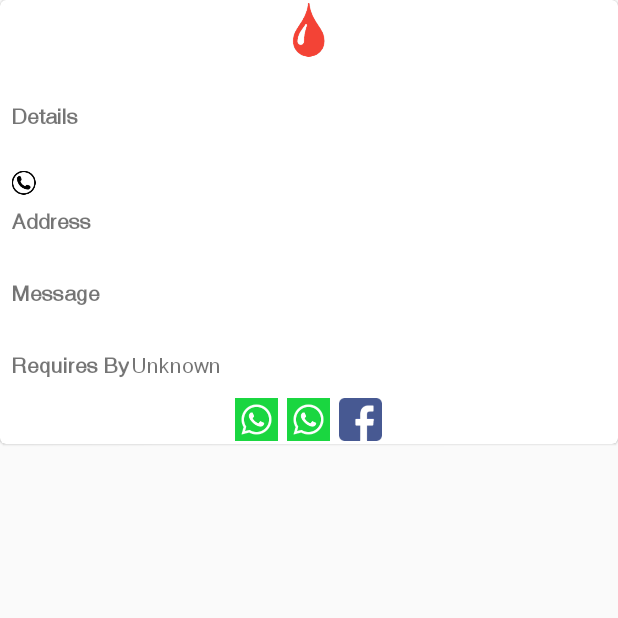
After one commit to appitiza/BloodBank, an Android app: the MessageDetailsActivity screen opened directly, with no data from a screen before it, on a phone screen of 412 x 824 dp, the top half of it. The commit adds this screen. Run offline under Robolectric (Android 15) with nearby library versions, the phone set to English and light mode, and no system bars; network calls fail.

Commit message:
all changes

```diff
--- a/app/src/main/java/net/appitiza/android/lifedrop/constants/Constants.java
+++ b/app/src/main/java/net/appitiza/android/lifedrop/constants/Constants.java
@@ -18,5 +18,6 @@ public class Constants {
     public static final int REGISTERATION_NUMBER_FAILED_DIALOG_ID = 2;
     public static final int CONTINUE_REGISTRATION_DIALOG_ID = 3;
     public static final int NOT_MANDATORY = 2;//PERMISSION_REQUEST_CODE_INDICATION = 2;
+    public static final String MESSAGE_DETAILS = "messgae_details";//PERMISSION_REQUEST_CODE_INDICATION = 2;
 
 }
--- a/app/src/main/java/net/appitiza/android/lifedrop/services/MyFirebaseMessagingService.java
+++ b/app/src/main/java/net/appitiza/android/lifedrop/services/MyFirebaseMessagingService.java
@@ -24,7 +24,7 @@ public class MyFirebaseMessagingService extends FirebaseMessagingService {
     @Override
     public void onMessageReceived(RemoteMessage remoteMessage) {
 
-        // @string/app_name(developer): Handle FCM messages here.
+        // (developer): Handle FCM messages here.
         if (remoteMessage.getData().size() > 0) {
             System.out.println("data: " + remoteMessage.getData());
             Map<String, String> data = remoteMessage.getData();
--- a/app/src/main/java/net/appitiza/android/lifedrop/ui/activities/MessageActivity.java
+++ b/app/src/main/java/net/appitiza/android/lifedrop/ui/activities/MessageActivity.java
@@ -41,7 +41,7 @@ public class MessageActivity extends AppCompatActivity {
 
         if (getIntent() != null) {
             if (getIntent().getStringExtra("first_name") != null && getIntent().getStringExtra("last_name") != null) {
-                mTvName.setText(getIntent().getStringExtra("first_name") + " " + getIntent().getStringExtra("last_name"));
+                mTvName.setText(getIntent().getStringExtra("first_name"));
             }
             if (getIntent().getStringExtra("email_id") != null) {
                 mTvEmail.setText(getIntent().getStringExtra("email_id"));
--- /dev/null
+++ b/app/src/main/java/net/appitiza/android/lifedrop/ui/activities/MessageDetailsActivity.java
@@ -0,0 +1,176 @@
+package net.appitiza.android.lifedrop.ui.activities;
+
+import android.content.ActivityNotFoundException;
+import android.content.Intent;
+import android.net.Uri;
+import android.support.v7.app.AppCompatActivity;
+import android.os.Bundle;
+import android.view.View;
+import android.widget.ImageView;
+
+import net.appitiza.android.lifedrop.R;
+import net.appitiza.android.lifedrop.Views.CustomTextview;
+import net.appitiza.android.lifedrop.utils.DateTimeUtils;
+
+public class MessageDetailsActivity extends AppCompatActivity {
+
+    ImageView mIvProfile;
+    CustomTextview mTvName;
+    CustomTextview mTvEmail;
+    CustomTextview mTvNumber;
+    CustomTextview mTvBlood;
+    CustomTextview mTvAddress;
+    CustomTextview mTvMessage;
+    CustomTextview mTvdate;
+    ImageView mIvShare;
+    ImageView mIvWhatsapp;
+    ImageView mIvFb;
+    @Override
+    protected void onCreate(Bundle savedInstanceState) {
+        super.onCreate(savedInstanceState);
+        setContentView(R.layout.activity_message_details);
+        initialize();
+    }
+
+    private void initialize() {
+        mIvProfile = findViewById(R.id.mIvProfile);
+        mTvName = findViewById(R.id.tv_name);
+        mTvEmail = findViewById(R.id.tv_email);
+        mTvNumber = findViewById(R.id.tv_number);
+        mTvBlood = findViewById(R.id.tv_blood);
+        mTvAddress = findViewById(R.id.tv_address);
+        mTvMessage = findViewById(R.id.tv_message);
+        mTvdate = findViewById(R.id.tv_date);
+        mIvShare = findViewById(R.id.iv_share);
+        mIvWhatsapp = findViewById(R.id.iv_whatsapp);
+        mIvFb = findViewById(R.id.iv_fb);
+
+        if (getIntent() != null) {
+            if (getIntent().getStringExtra("first_name") != null) {
+                mTvName.setText(getIntent().getStringExtra("first_name"));
+            }
+            if (getIntent().getStringExtra("email_id") != null) {
+                mTvEmail.setText(getIntent().getStringExtra("email_id"));
+            }
+            if (getIntent().getStringExtra("number") != null) {
+                mTvNumber.setText(getIntent().getStringExtra("number"));
+            }
+            if (getIntent().getStringExtra("address") != null) {
+                mTvAddress.setText(getIntent().getStringExtra("address"));
+            }
+            if (getIntent().getStringExtra("message") != null) {
+                mTvMessage.setText(getIntent().getStringExtra("message"));
+            }
+
+            if (getIntent().getStringExtra("title") != null) {
+                mTvBlood.setText(getIntent().getStringExtra("blood"));
+            }
+            if (getIntent().getStringExtra("required_date") != null && !getIntent().getStringExtra("required_date").equalsIgnoreCase("")) {
+                mTvdate.setText(DateTimeUtils.dateDifferenceCalculation(getIntent().getStringExtra("required_date"), MessageDetailsActivity.this) + "(" + DateTimeUtils.formatDate(getIntent().getStringExtra("required_date")) + ")");
+
+            } else {
+                mTvdate.setText("Unknown");
+            }
+        }
+        mTvNumber.setOnClickListener(new View.OnClickListener() {
+            @Override
+            public void onClick(View v) {
+                String phone = getIntent().getStringExtra("number");
+                Intent intent = new Intent(Intent.ACTION_DIAL, Uri.fromParts("tel", phone, null));
+                startActivity(intent);
+            }
+        });
+        mTvNumber.setOnClickListener(new View.OnClickListener() {
+            @Override
+            public void onClick(View v) {
+                share("Message From Blood", getIntent().getStringExtra("first_name") + " requires " + getIntent().getStringExtra("blood") + "  blood by " + DateTimeUtils.formatDate(getIntent().getStringExtra("required_date")));
+            }
+        });
+        mIvWhatsapp.setOnClickListener(new View.OnClickListener() {
+            @Override
+            public void onClick(View v) {
+                shareWhatsApp("Message From Blood", getIntent().getStringExtra("first_name")  + " requires " + getIntent().getStringExtra("blood") + "  blood by " + DateTimeUtils.formatDate(getIntent().getStringExtra("required_date")));
+
+            }
+        });
+        mIvFb.setOnClickListener(new View.OnClickListener() {
+            @Override
+            public void onClick(View v) {
+                shareFb("Message From Blood", getIntent().getStringExtra("first_name") + " requires " + getIntent().getStringExtra("blood") + "  blood by " + DateTimeUtils.formatDate(getIntent().getStringExtra("required_date")));
+
+            }
+        });
+    }
+    private void share(String title, String message) {
+
+        Intent share = new Intent(Intent.ACTION_SEND);
+        share.setType("text/plain");
+        share.putExtra(Intent.EXTRA_TEXT, message);
+        startActivity(Intent.createChooser(share, title));
+
+    }
+
+    private void shareWhatsApp(String title, String message) {
+
+        Intent intent = getPackageManager().getLaunchIntentForPackage("com.whatsapp");
+        if (intent != null) {
+            Intent shareIntent = new Intent();
+            shareIntent.setAction(Intent.ACTION_SEND);
+            shareIntent.setPackage("com.whatsapp");
+            shareIntent.putExtra(Intent.EXTRA_TEXT, message);
+            shareIntent.setType("text/plain");
+            startActivity(shareIntent);
+
+        } else {
+            try {
+                // bring user to the market to download the app.
+                // or let them choose an app?
+                intent = new Intent(Intent.ACTION_VIEW);
+                intent.addFlags(Intent.FLAG_ACTIVITY_NEW_TASK);
+                intent.setData(Uri.parse("market://details?id=" + "com.whatsapp"));
+               startActivity(intent);
+
+            } catch (ActivityNotFoundException e) {
+                intent = new Intent(Intent.ACTION_VIEW);
+                intent.addFlags(Intent.FLAG_ACTIVITY_NEW_TASK);
+                intent.setData(Uri.parse("https://play.google.com/store/apps/details?id=com.whatsapp"));
+                startActivity(intent);
+
+
+            }
+        }
+    }
+
+    private void shareFb(String title, String message) {
+
+        Intent intent = getPackageManager().getLaunchIntentForPackage("com.facebook.katana");
+        if (intent != null) {
+            Intent shareIntent = new Intent();
+            shareIntent.setAction(Intent.ACTION_SEND);
+            shareIntent.setPackage("com.facebook.katana");
+            shareIntent.putExtra(Intent.EXTRA_TEXT, message);
+            shareIntent.setType("text/plain");
+            startActivity(shareIntent);
+
+        } else {
+            try {
+                // bring user to the market to download the app.
+                // or let them choose an app?
+                intent = new Intent(Intent.ACTION_VIEW);
+                intent.addFlags(Intent.FLAG_ACTIVITY_NEW_TASK);
+                intent.setData(Uri.parse("market://details?id=" + "com.facebook.katana"));
+                startActivity(intent);
+
+            } catch (ActivityNotFoundException e) {
+                // bring user to the market to download the app.
+                // or let them choose an app?
+                intent = new Intent(Intent.ACTION_VIEW);
+                intent.addFlags(Intent.FLAG_ACTIVITY_NEW_TASK);
+                intent.setData(Uri.parse("https://play.google.com/store/apps/details?id=com.facebook.katana"));
+                startActivity(intent);
+
+
+            }
+        }
+    }
+}
--- /dev/null
+++ b/app/src/main/res/layout/activity_message_details.xml
@@ -0,0 +1,189 @@
+<?xml version="1.0" encoding="utf-8"?>
+<android.support.v7.widget.CardView xmlns:android="http://schemas.android.com/apk/res/android"
+    xmlns:card_view="http://schemas.android.com/apk/res-auto"
+    android:id="@+id/card_view"
+    android:layout_width="match_parent"
+    android:layout_height="wrap_content"
+    card_view:cardCornerRadius="4dp"
+    card_view:cardElevation="1dp"
+    card_view:cardMaxElevation="2dp">
+
+
+
+    <LinearLayout
+        android:layout_width="match_parent"
+        android:layout_height="wrap_content"
+        android:gravity="center"
+        android:orientation="vertical"
+        android:padding="@dimen/default_semi_padding">
+
+        <ImageView
+            android:layout_width="wrap_content"
+            android:layout_height="wrap_content"
+            android:src="@drawable/blood"
+            android:contentDescription="@string/app_name" />
+
+        <LinearLayout
+            android:layout_width="match_parent"
+            android:layout_height="wrap_content"
+            android:orientation="vertical"
+            android:padding="@dimen/default_semi_padding">
+
+            <net.appitiza.android.lifedrop.Views.CustomTextview
+                android:id="@+id/tv_blood"
+                android:layout_width="wrap_content"
+                android:layout_height="wrap_content"
+                android:layout_gravity="center_horizontal"
+                android:fontFamily="@font/helvatica"
+                android:transitionName="@string/blood_group_transistion"
+                android:textSize="@dimen/default_large_text_size"
+                android:textStyle="bold" />
+
+            <LinearLayout
+                android:layout_width="match_parent"
+                android:layout_height="wrap_content"
+                android:orientation="vertical"
+                android:padding="@dimen/default_semi_padding">
+
+                <net.appitiza.android.lifedrop.Views.CustomTextview
+                    android:layout_width="wrap_content"
+                    android:layout_height="wrap_content"
+                    android:fontFamily="@font/helvatica"
+                    android:padding="@dimen/default_semi_padding"
+                    android:text="@string/details"
+                    android:textStyle="bold" />
+
+                <net.appitiza.android.lifedrop.Views.CustomTextview
+                    android:id="@+id/tv_name"
+                    android:layout_width="wrap_content"
+                    android:layout_height="wrap_content"
+                    android:fontFamily="@font/helvatica"
+                    android:padding="@dimen/default_semi_padding" />
+
+                <net.appitiza.android.lifedrop.Views.CustomTextview
+                    android:id="@+id/tv_email"
+                    android:layout_width="wrap_content"
+                    android:layout_height="wrap_content"
+                    android:fontFamily="@font/helvatica"
+                    android:padding="@dimen/default_semi_padding"
+                    android:visibility="gone" />
+
+                <net.appitiza.android.lifedrop.Views.CustomTextview
+                    android:id="@+id/tv_number"
+                    android:layout_width="wrap_content"
+                    android:layout_height="wrap_content"
+                    android:drawableLeft="@drawable/call"
+                    android:drawablePadding="@dimen/default_semi_padding"
+                    android:drawableStart="@drawable/call"
+                    android:fontFamily="@font/helvatica"
+                    android:padding="@dimen/default_semi_padding" />
+            </LinearLayout>
+
+
+            <LinearLayout
+                android:layout_width="match_parent"
+                android:layout_height="wrap_content"
+                android:orientation="vertical"
+                android:padding="@dimen/default_semi_padding">
+
+                <net.appitiza.android.lifedrop.Views.CustomTextview
+                    android:layout_width="wrap_content"
+                    android:layout_height="wrap_content"
+                    android:fontFamily="@font/helvatica"
+                    android:padding="@dimen/default_semi_padding"
+                    android:text="@string/address"
+                    android:textStyle="bold" />
+
+                <net.appitiza.android.lifedrop.Views.CustomTextview
+                    android:id="@+id/tv_address"
+                    android:layout_width="wrap_content"
+                    android:layout_height="wrap_content"
+                    android:fontFamily="@font/helvatica"
+                    android:padding="@dimen/default_semi_padding" />
+            </LinearLayout>
+
+            <LinearLayout
+                android:layout_width="match_parent"
+                android:layout_height="wrap_content"
+                android:orientation="vertical"
+                android:padding="@dimen/default_semi_padding">
+
+                <net.appitiza.android.lifedrop.Views.CustomTextview
+                    android:layout_width="wrap_content"
+                    android:layout_height="wrap_content"
+                    android:fontFamily="@font/helvatica"
+                    android:padding="@dimen/default_semi_padding"
+                    android:text="@string/message"
+                    android:textStyle="bold" />
+
+                <net.appitiza.android.lifedrop.Views.CustomTextview
+                    android:id="@+id/tv_message"
+                    android:layout_width="wrap_content"
+                    android:layout_height="wrap_content"
+                    android:fontFamily="@font/helvatica"
+                    android:padding="@dimen/default_semi_padding"
+                    android:textStyle="normal" />
+            </LinearLayout>
+
+            <LinearLayout
+                android:layout_width="match_parent"
+                android:layout_height="wrap_content"
+                android:layout_gravity="left|center_vertical"
+                android:gravity="left|center_vertical"
+                android:orientation="horizontal"
+                android:padding="@dimen/default_semi_padding">
+
+                <net.appitiza.android.lifedrop.Views.CustomTextview
+                    android:layout_width="wrap_content"
+                    android:layout_height="wrap_content"
+                    android:layout_gravity="right|center_vertical"
+                    android:fontFamily="@font/helvatica"
+                    android:gravity="right|center_vertical"
+                    android:padding="@dimen/default_semi_padding"
+                    android:text="@string/requires_by"
+                    android:textStyle="bold" />
+
+                <net.appitiza.android.lifedrop.Views.CustomTextview
+                    android:id="@+id/tv_date"
+                    android:layout_width="wrap_content"
+                    android:layout_height="wrap_content"
+                    android:layout_gravity="right|center_vertical"
+                    android:fontFamily="@font/helvatica"
+                    android:gravity="right|center_vertical"
+                    android:textStyle="italic" />
+            </LinearLayout>
+
+        </LinearLayout>
+        <LinearLayout
+            android:id="@+id/ll_share"
+            android:layout_width="wrap_content"
+            android:layout_height="wrap_content"
+            android:layout_gravity="bottom|center_horizontal"
+            android:orientation="horizontal"
+            android:layout_marginTop="@dimen/default_padding">
+
+            <ImageView
+                android:id="@+id/iv_share"
+                android:layout_width="wrap_content"
+                android:layout_height="wrap_content"
+                android:contentDescription="@string/app_name"
+                android:src="@drawable/whats_app"
+                />
+            <ImageView
+                android:id="@+id/iv_whatsapp"
+                android:layout_width="wrap_content"
+                android:layout_height="wrap_content"
+                android:contentDescription="@string/app_name"
+                android:layout_marginLeft="@dimen/default_padding"
+                android:src="@drawable/whats_app" />
+
+            <ImageView
+                android:id="@+id/iv_fb"
+                android:layout_width="wrap_content"
+                android:layout_height="wrap_content"
+                android:contentDescription="@string/app_name"
+                android:layout_marginLeft="@dimen/default_padding"
+                android:src="@drawable/facebook" />
+        </LinearLayout>
+    </LinearLayout>
+</android.support.v7.widget.CardView>
--- a/app/src/main/res/layout/activity_update.xml
+++ b/app/src/main/res/layout/activity_update.xml
@@ -185,6 +185,9 @@
                     android:hint="@string/address"
                     android:imeOptions="actionSend"
                     android:inputType="none"
+                    android:longClickable="false"
+                    android:lines="3"
+                    android:maxLines="4"
                     android:padding="@dimen/default_semi_padding"
                     android:textColorHint="@color/et_hint_color" />
             </android.support.design.widget.TextInputLayout>
--- a/app/src/main/res/layout/fragment_register.xml
+++ b/app/src/main/res/layout/fragment_register.xml
@@ -216,6 +216,8 @@
                     android:imeOptions="actionSend"
                     android:inputType="none"
                     android:longClickable="false"
+                    android:lines="3"
+                    android:maxLines="4"
                     android:padding="@dimen/default_semi_padding"
                     android:textColorHint="@color/et_hint_color" />
             </android.support.design.widget.TextInputLayout>
--- a/app/src/main/res/layout/fragment_search.xml
+++ b/app/src/main/res/layout/fragment_search.xml
@@ -43,6 +43,9 @@
                 android:hint="@string/address"
                 android:imeOptions="actionSend"
                 android:inputType="none"
+                android:longClickable="false"
+                android:lines="3"
+                android:maxLines="4"
                 android:padding="@dimen/default_semi_padding"
                 android:textColorHint="@color/et_hint_color" />
         </android.support.design.widget.TextInputLayout>
--- a/app/src/main/res/layout/item_message_list.xml
+++ b/app/src/main/res/layout/item_message_list.xml
@@ -38,6 +38,7 @@
                 android:padding="@dimen/default_semi_padding"
                 android:textAllCaps="true"
                 android:textSize="@dimen/default_large_text_size"
+                android:transitionName="@string/blood_group_transistion"
                 android:textStyle="bold" />
 
             <LinearLayout
@@ -60,6 +61,7 @@
                         android:layout_height="wrap_content"
                         android:padding="@dimen/default_semi_padding"
                         android:textStyle="bold"
+                        android:transitionName="@string/name_transistion"
                         android:text="@string/app_name" />
 
                     <net.appitiza.android.lifedrop.Views.CustomTextview
@@ -69,6 +71,7 @@
                         android:drawableLeft="@drawable/call"
                         android:drawablePadding="@dimen/default_semi_padding"
                         android:drawableStart="@drawable/call"
+                        android:transitionName="@string/number_transistion"
                         android:padding="@dimen/default_semi_padding"
                         android:text="@string/app_name" />
                 </LinearLayout>
@@ -97,6 +100,7 @@
                         android:layout_height="wrap_content"
                         android:layout_gravity="right|center_vertical"
                         android:gravity="right|center_vertical"
+                        android:transitionName="@string/date_transistion"
                         android:textStyle="italic" />
                 </LinearLayout>
 
--- a/app/src/main/res/values/styles.xml
+++ b/app/src/main/res/values/styles.xml
@@ -17,6 +17,7 @@
         <item name="colorAccent">@color/colorAccent</item>
         <item name="android:textColorPrimary">@color/text_color</item>
         <item name="android:statusBarColor">@color/colorPrimaryDark</item>
+        <item name="android:windowContentTransitions">true</item>
 
     </style>
     <style name="DialogAnimationGrow">
```
Also changed, not shown: app/src/main/AndroidManifest.xml (+7 -4 lines), app/src/main/java/net/appitiza/android/lifedrop/ui/activities/UpdateActivity.java (+1 -12 lines), app/src/main/java/net/appitiza/android/lifedrop/ui/adapter/RequestListAdapter.java (+31 -1 lines), app/src/main/res/values/strings.xml (+8 -1 lines), app/build.gradle (line endings or trailing spaces).
